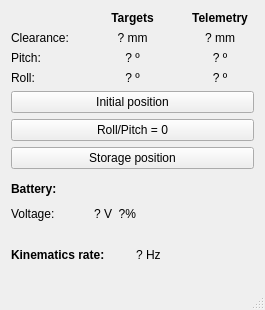
Qt form hex_pc/ui/hex_control.ui (gbaitsur/hexapod) before a commit.
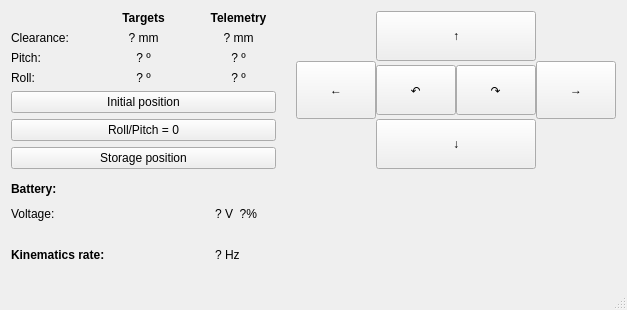
The same form after that commit.

```diff
--- a/hex_pc/ui/hex_control.ui
+++ b/hex_pc/ui/hex_control.ui
@@ -6,7 +6,7 @@
    <rect>
     <x>0</x>
     <y>0</y>
-    <width>265</width>
+    <width>627</width>
     <height>310</height>
    </rect>
   </property>
@@ -33,7 +33,7 @@
        <number>10</number>
       </property>
       <item>
-       <layout class="QGridLayout" name="grid_full_body" columnstretch="0,0,0">
+       <layout class="QGridLayout" name="grid_full_body" columnstretch="0,0,0,0">
         <property name="sizeConstraint">
          <enum>QLayout::SetDefaultConstraint</enum>
         </property>
@@ -50,26 +50,6 @@
           </property>
          </widget>
         </item>
-        <item row="1" column="2">
-         <widget class="QLabel" name="lbl_clearance_tlm">
-          <property name="text">
-           <string>? mm</string>
-          </property>
-          <property name="alignment">
-           <set>Qt::AlignCenter</set>
-          </property>
-         </widget>
-        </item>
-        <item row="3" column="2">
-         <widget class="QLabel" name="lbl_roll_tlm">
-          <property name="text">
-           <string>? º</string>
-          </property>
-          <property name="alignment">
-           <set>Qt::AlignCenter</set>
-          </property>
-         </widget>
-        </item>
         <item row="0" column="2">
          <widget class="QLabel" name="label_16">
           <property name="font">
@@ -86,16 +66,10 @@
           </property>
          </widget>
         </item>
-        <item row="0" column="1">
-         <widget class="QLabel" name="label_15">
-          <property name="font">
-           <font>
-            <weight>75</weight>
-            <bold>true</bold>
-           </font>
-          </property>
+        <item row="3" column="1">
+         <widget class="QLabel" name="lbl_roll_tgt">
           <property name="text">
-           <string>Targets</string>
+           <string>? º</string>
           </property>
           <property name="alignment">
            <set>Qt::AlignCenter</set>
@@ -109,13 +83,6 @@
           </property>
          </widget>
         </item>
-        <item row="2" column="0">
-         <widget class="QLabel" name="label_5">
-          <property name="text">
-           <string>Pitch:</string>
-          </property>
-         </widget>
-        </item>
         <item row="1" column="1">
          <widget class="QLabel" name="lbl_clearance_tgt">
           <property name="text">
@@ -126,13 +93,6 @@
           </property>
          </widget>
         </item>
-        <item row="1" column="0">
-         <widget class="QLabel" name="label">
-          <property name="text">
-           <string>Clearance:</string>
-          </property>
-         </widget>
-        </item>
         <item row="2" column="1">
          <widget class="QLabel" name="lbl_pitch_tgt">
           <property name="text">
@@ -143,8 +103,38 @@
           </property>
          </widget>
         </item>
-        <item row="3" column="1">
-         <widget class="QLabel" name="lbl_roll_tgt">
+        <item row="2" column="0">
+         <widget class="QLabel" name="label_5">
+          <property name="text">
+           <string>Pitch:</string>
+          </property>
+         </widget>
+        </item>
+        <item row="6" column="0" colspan="3">
+         <widget class="QPushButton" name="btn_storage">
+          <property name="text">
+           <string>Storage position</string>
+          </property>
+         </widget>
+        </item>
+        <item row="0" column="1">
+         <widget class="QLabel" name="label_15">
+          <property name="font">
+           <font>
+            <weight>75</weight>
+            <bold>true</bold>
+           </font>
+          </property>
+          <property name="text">
+           <string>Targets</string>
+          </property>
+          <property name="alignment">
+           <set>Qt::AlignCenter</set>
+          </property>
+         </widget>
+        </item>
+        <item row="3" column="2">
+         <widget class="QLabel" name="lbl_roll_tlm">
           <property name="text">
            <string>? º</string>
           </property>
@@ -153,6 +143,16 @@
           </property>
          </widget>
         </item>
+        <item row="1" column="2">
+         <widget class="QLabel" name="lbl_clearance_tlm">
+          <property name="text">
+           <string>? mm</string>
+          </property>
+          <property name="alignment">
+           <set>Qt::AlignCenter</set>
+          </property>
+         </widget>
+        </item>
         <item row="4" column="0" colspan="3">
          <widget class="QPushButton" name="btn_init">
           <property name="text">
@@ -167,13 +167,140 @@
           </property>
          </widget>
         </item>
-        <item row="6" column="0" colspan="3">
-         <widget class="QPushButton" name="btn_storage">
+        <item row="1" column="0">
+         <widget class="QLabel" name="label">
           <property name="text">
-           <string>Storage position</string>
+           <string>Clearance:</string>
           </property>
          </widget>
         </item>
+        <item row="0" column="3" rowspan="7">
+         <layout class="QGridLayout" name="gridLayoutDirButtons">
+          <property name="spacing">
+           <number>0</number>
+          </property>
+          <item row="0" column="1" colspan="2">
+           <widget class="QPushButton" name="btn_forward">
+            <property name="sizePolicy">
+             <sizepolicy hsizetype="Minimum" vsizetype="Fixed">
+              <horstretch>0</horstretch>
+              <verstretch>0</verstretch>
+             </sizepolicy>
+            </property>
+            <property name="minimumSize">
+             <size>
+              <width>0</width>
+              <height>50</height>
+             </size>
+            </property>
+            <property name="text">
+             <string>↑</string>
+            </property>
+           </widget>
+          </item>
+          <item row="3" column="1" colspan="2">
+           <widget class="QPushButton" name="btn_back">
+            <property name="sizePolicy">
+             <sizepolicy hsizetype="Minimum" vsizetype="Fixed">
+              <horstretch>0</horstretch>
+              <verstretch>0</verstretch>
+             </sizepolicy>
+            </property>
+            <property name="minimumSize">
+             <size>
+              <width>0</width>
+              <height>50</height>
+             </size>
+            </property>
+            <property name="text">
+             <string>↓</string>
+            </property>
+           </widget>
+          </item>
+          <item row="1" column="3" rowspan="2">
+           <widget class="QPushButton" name="btn_right">
+            <property name="sizePolicy">
+             <sizepolicy hsizetype="Minimum" vsizetype="Minimum">
+              <horstretch>0</horstretch>
+              <verstretch>0</verstretch>
+             </sizepolicy>
+            </property>
+            <property name="minimumSize">
+             <size>
+              <width>0</width>
+              <height>50</height>
+             </size>
+            </property>
+            <property name="text">
+             <string>→</string>
+            </property>
+           </widget>
+          </item>
+          <item row="1" column="2" rowspan="2">
+           <widget class="QPushButton" name="btn_cw">
+            <property name="sizePolicy">
+             <sizepolicy hsizetype="Minimum" vsizetype="Fixed">
+              <horstretch>0</horstretch>
+              <verstretch>0</verstretch>
+             </sizepolicy>
+            </property>
+            <property name="minimumSize">
+             <size>
+              <width>0</width>
+              <height>50</height>
+             </size>
+            </property>
+            <property name="text">
+             <string>↷</string>
+            </property>
+           </widget>
+          </item>
+          <item row="1" column="1" rowspan="2">
+           <widget class="QPushButton" name="btn_ccw">
+            <property name="sizePolicy">
+             <sizepolicy hsizetype="Minimum" vsizetype="Fixed">
+              <horstretch>0</horstretch>
+              <verstretch>0</verstretch>
+             </sizepolicy>
+            </property>
+            <property name="minimumSize">
+             <size>
+              <width>0</width>
+              <height>50</height>
+             </size>
+            </property>
+            <property name="text">
+             <string>↶</string>
+            </property>
+           </widget>
+          </item>
+          <item row="1" column="0" rowspan="2">
+           <widget class="QPushButton" name="btn_left">
+            <property name="sizePolicy">
+             <sizepolicy hsizetype="Minimum" vsizetype="Minimum">
+              <horstretch>0</horstretch>
+              <verstretch>0</verstretch>
+             </sizepolicy>
+            </property>
+            <property name="minimumSize">
+             <size>
+              <width>0</width>
+              <height>50</height>
+             </size>
+            </property>
+            <property name="baseSize">
+             <size>
+              <width>0</width>
+              <height>0</height>
+             </size>
+            </property>
+            <property name="text">
+             <string>←</string>
+            </property>
+           </widget>
+          </item>
+         </layout>
+        </item>
        </layout>
       </item>
       <item>
@@ -236,6 +363,13 @@
           </property>
          </widget>
         </item>
+        <item row="0" column="2">
+         <widget class="QLabel" name="label_6">
+          <property name="text">
+           <string/>
+          </property>
+         </widget>
+        </item>
        </layout>
       </item>
      </layout>
```
